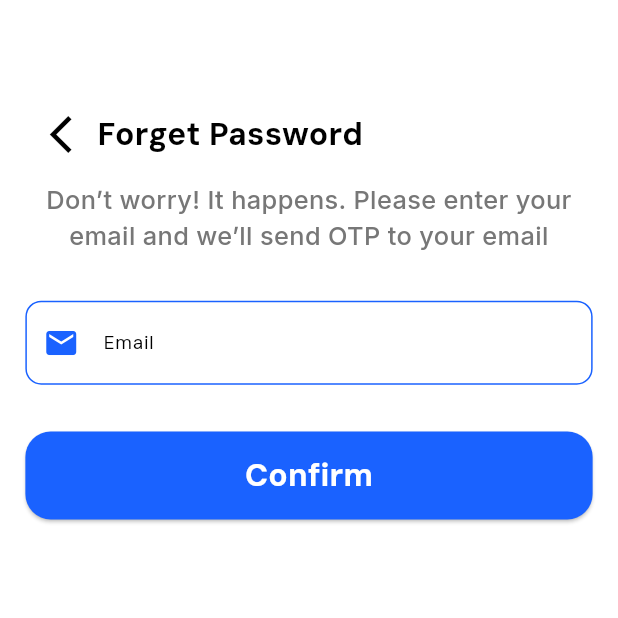
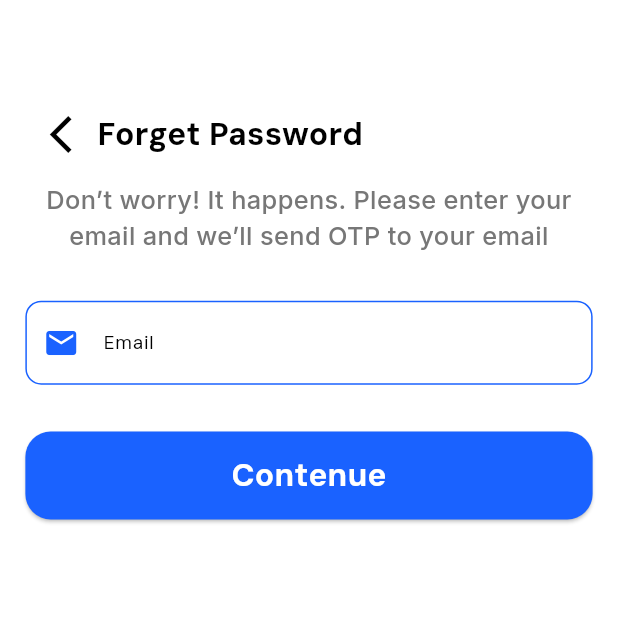
Before and after one commit to omarAbdullahMoharam/Lungora, a Flutter app: the screen it shows after launch, after a tap on "Forgot Password?", on a phone screen of 412 x 824 dp, the top half of it. Run offline on Flutter 3.47's test engine with Material 3 defaults, Android fonts, the phone set to English and light mode, and no system bars; our stand-ins replace flutter_screenutil, go_router.

Commit message:
Refactor import paths to use consistent casing and update design size constants for improved responsiveness

```diff
--- a/lib/core/constants.dart
+++ b/lib/core/constants.dart
@@ -4,3 +4,9 @@ const kPrimaryColor = Color(0xFF1A62FF);
 const kSecondaryColor = Color(0xFF5C90C0);
 const double defualtHeight = 844;
 const double defualtWidth = 390;
+
+const double avgwidth = (430 - 390) / 2;
+const double avgheight = (844 - 792) / 2;
+
+const double kMwidth = 430;
+const double kMheight = 844;
--- a/lib/core/utils/app_roture.dart
+++ b/lib/core/utils/app_roture.dart
@@ -1,7 +1,7 @@
 import 'package:go_router/go_router.dart';
-import 'package:lungora/features/auth/Presentation/views/forget_password_view.dart';
+import 'package:lungora/features/Auth/Presentation/views/forget_password_view.dart';
 
-import '../../features/auth/Presentation/views/auth_view.dart' show AuthView;
+import '../../features/Auth/Presentation/views/auth_view.dart' show AuthView;
 
 abstract class AppRoture {
   static const kOTP = '/OTP';
--- a/lib/features/auth/Presentation/views/auth_view.dart
+++ b/lib/features/auth/Presentation/views/auth_view.dart
@@ -1,5 +1,5 @@
 import 'package:flutter/material.dart';
-import 'package:lungora/features/auth/Presentation/widgets/auth_view_body.dart';
+import 'package:lungora/features/Auth/Presentation/widgets/auth_view_body.dart';
 
 class AuthView extends StatefulWidget {
   const AuthView({super.key});
--- a/lib/features/auth/Presentation/views/forget_password_view.dart
+++ b/lib/features/auth/Presentation/views/forget_password_view.dart
@@ -1,5 +1,5 @@
 import 'package:flutter/material.dart';
-import 'package:lungora/features/auth/Presentation/widgets/forget_password_view_body.dart';
+import 'package:lungora/features/Auth/Presentation/widgets/forget_password_view_body.dart';
 
 class ForgetPasswordView extends StatelessWidget {
   const ForgetPasswordView({super.key});
--- a/lib/features/auth/Presentation/widgets/auth_form.dart
+++ b/lib/features/auth/Presentation/widgets/auth_form.dart
@@ -4,8 +4,8 @@ import 'package:go_router/go_router.dart';
 import 'package:lungora/core/constants.dart';
 import 'package:lungora/core/utils/app_roture.dart';
 import 'package:lungora/core/utils/styles.dart';
-import 'package:lungora/features/auth/Presentation/widgets/custom_text_form_field.dart';
-import 'package:lungora/features/auth/Presentation/widgets/social_auth_section.dart';
+import 'package:lungora/features/Auth/Presentation/widgets/custom_text_form_field.dart';
+import 'package:lungora/features/Auth/Presentation/widgets/social_auth_section.dart';
 
 class AuthForm extends StatefulWidget {
   const AuthForm({
@@ -68,7 +68,6 @@ class _AuthFormState extends State<AuthForm> {
               },
             ),
             SizedBox(height: 24.h),
-            // add validation for password on login
             CustomTextFormField(
               labelText: 'Password',
               isPassword: true,
--- a/lib/features/auth/Presentation/widgets/auth_view_body.dart
+++ b/lib/features/auth/Presentation/widgets/auth_view_body.dart
@@ -1,8 +1,8 @@
 import 'package:flutter/material.dart';
 import 'package:flutter_screenutil/flutter_screenutil.dart';
 import 'package:lungora/core/utils/styles.dart';
-import 'package:lungora/features/auth/Presentation/widgets/auth_form.dart';
-import 'package:lungora/features/auth/Presentation/widgets/custom_auth_navigator_button.dart';
+import 'package:lungora/features/Auth/Presentation/widgets/auth_form.dart';
+import 'package:lungora/features/Auth/Presentation/widgets/custom_auth_navigator_button.dart';
 
 class AuthViewBody extends StatelessWidget {
   const AuthViewBody({
--- a/lib/features/auth/Presentation/widgets/custom_auth_navigator_button.dart
+++ b/lib/features/auth/Presentation/widgets/custom_auth_navigator_button.dart
@@ -1,5 +1,5 @@
 import 'package:flutter/material.dart';
-import 'package:lungora/features/auth/Presentation/widgets/custom_button.dart';
+import 'package:lungora/features/Auth/Presentation/widgets/custom_button.dart';
 
 class CustomAuthNavigatorButton extends StatelessWidget {
   const CustomAuthNavigatorButton({
--- a/lib/features/auth/Presentation/widgets/forget_password_view_body.dart
+++ b/lib/features/auth/Presentation/widgets/forget_password_view_body.dart
@@ -1,6 +1,7 @@
 import 'package:flutter/material.dart';
 import 'package:flutter_screenutil/flutter_screenutil.dart';
-import 'package:lungora/features/auth/Presentation/widgets/custom_text_form_field.dart';
+import 'package:lungora/core/utils/app_roture.dart';
+import 'package:lungora/features/Auth/Presentation/widgets/custom_text_form_field.dart';
 import '../../../../core/constants.dart';
 import '../../../../core/utils/styles.dart';
 import 'custom_password_appbar.dart';
@@ -57,7 +58,9 @@ class _ForgetPasswordViewBodyState extends State<ForgetPasswordViewBody> {
             SizedBox(height: 32.h),
             ElevatedButton(
                 onPressed: () {
-                  if (formKey.currentState!.validate()) {}
+                  if (formKey.currentState!.validate()) {
+                    Navigator.pushNamed(context, AppRoture.kOTP);
+                  }
                 },
                 style: ElevatedButton.styleFrom(
                   shape: RoundedRectangleBorder(
@@ -67,7 +70,7 @@ class _ForgetPasswordViewBodyState extends State<ForgetPasswordViewBody> {
                   backgroundColor: kPrimaryColor,
                 ),
                 child: Text(
-                  'Confirm',
+                  'Contenue',
                   style: Styles.textStyle20.copyWith(
                     color: Colors.white,
                   ),
--- a/lib/features/auth/Presentation/widgets/social_auth_section.dart
+++ b/lib/features/auth/Presentation/widgets/social_auth_section.dart
@@ -1,6 +1,6 @@
 import 'package:flutter/material.dart';
 import 'package:flutter_screenutil/flutter_screenutil.dart';
-import 'package:lungora/features/auth/Presentation/widgets/sign_in_with.dart';
+import 'package:lungora/features/Auth/Presentation/widgets/sign_in_with.dart';
 
 class SocialAuthSection extends StatelessWidget {
   const SocialAuthSection({
--- a/lib/main.dart
+++ b/lib/main.dart
@@ -12,8 +12,9 @@ class Lungora extends StatelessWidget {
 
   @override
   Widget build(BuildContext context) {
+    ScreenUtil.init(context);
     return ScreenUtilInit(
-      designSize: const Size(defualtWidth, defualtHeight),
+      designSize: Size(defualtWidth, defualtHeight),
       minTextAdapt: false,
       child: MaterialApp.router(
         routerConfig: AppRoture.router,
```
